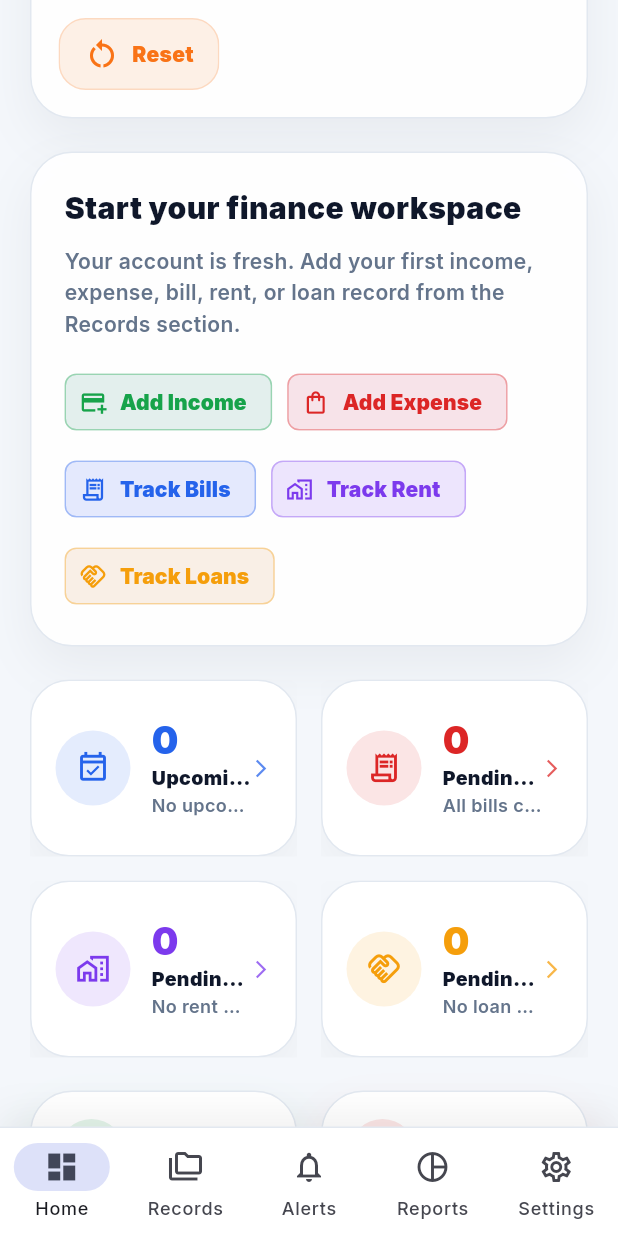
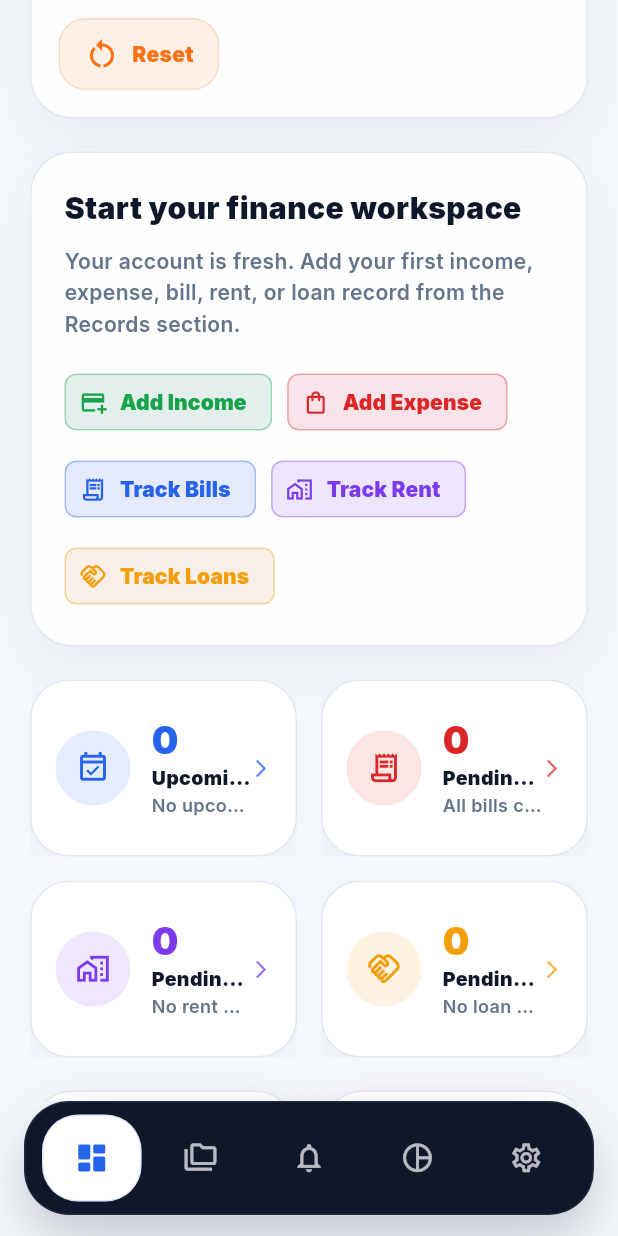
Before and after one commit to MSohail955/budget_home_portal, a Flutter app: the MainShellScreen screen opened by its route, scrolled down 1152 dp, on a phone screen of 412 x 824 dp. Run offline on Flutter 3.47's test engine with Material 3 defaults, Android fonts, the phone set to English and light mode, and no system bars; our stand-ins replace fl_chart, flutter_secure_storage, go_router, google_fonts; missing offline and left inert: dart:html; accounts and stored records are empty.

Commit message:
style(ui): improve dashboard settings and navigation UX

```diff
--- a/lib/features/dashboard/presentation/main_shell_screen.dart
+++ b/lib/features/dashboard/presentation/main_shell_screen.dart
@@ -88,7 +88,9 @@ class _MainShellScreenState extends State<MainShellScreen> {
             today.day >= reminder.rentReminderStartDay &&
             today.day <= reminder.rentReminderEndDay;
 
-        if (left < 0 || left <= reminder.remindBeforeDays || isCollectionWindow) {
+        if (left < 0 ||
+            left <= reminder.remindBeforeDays ||
+            isCollectionWindow) {
           count++;
         }
       }
@@ -135,70 +137,179 @@ class _MainShellScreenState extends State<MainShellScreen> {
     ];
 
     return Scaffold(
-      backgroundColor: const Color(0xFFF8FAFC),
-      extendBody: false,
+      backgroundColor: const Color(0xFFF4F7FB),
+      extendBody: true,
       body: IndexedStack(
         index: selectedIndex,
         children: pages,
       ),
       bottomNavigationBar: SafeArea(
         top: false,
-        child: Container(
+        minimum: const EdgeInsets.fromLTRB(16, 0, 16, 14),
+        child: _PremiumBottomNavigation(
+          selectedIndex: selectedIndex,
+          alertCount: alertCount,
+          onChanged: changeTab,
+        ),
+      ),
+    );
+  }
+}
+
+class _PremiumBottomNavigation extends StatelessWidget {
+  const _PremiumBottomNavigation({
+    required this.selectedIndex,
+    required this.alertCount,
+    required this.onChanged,
+  });
+
+  final int selectedIndex;
+  final int alertCount;
+  final ValueChanged<int> onChanged;
+
+  @override
+  Widget build(BuildContext context) {
+    final items = [
+      _NavItem(
+        label: 'Home',
+        icon: Icons.dashboard_outlined,
+        selectedIcon: Icons.dashboard_rounded,
+        color: const Color(0xFF2563EB),
+      ),
+      _NavItem(
+        label: 'Records',
+        icon: Icons.folder_copy_outlined,
+        selectedIcon: Icons.folder_copy_rounded,
+        color: const Color(0xFF16A34A),
+      ),
+      _NavItem(
+        label: 'Alerts',
+        icon: Icons.notifications_none_outlined,
+        selectedIcon: Icons.notifications_rounded,
+        color: const Color(0xFFF59E0B),
+        badgeCount: alertCount,
+      ),
+      _NavItem(
+        label: 'Reports',
+        icon: Icons.pie_chart_outline,
+        selectedIcon: Icons.pie_chart_rounded,
+        color: const Color(0xFF7C3AED),
+      ),
+      _NavItem(
+        label: 'Settings',
+        icon: Icons.settings_outlined,
+        selectedIcon: Icons.settings_rounded,
+        color: const Color(0xFF0F172A),
+      ),
+    ];
+
+    return Container(
+      padding: const EdgeInsets.all(8),
       decoration: BoxDecoration(
-            color: Colors.white,
-            border: const Border(
-              top: BorderSide(
-                color: Color(0xFFE2E8F0),
-                width: 1,
-              ),
+        color: const Color(0xFF0F172A),
+        borderRadius: BorderRadius.circular(30),
+        border: Border.all(
+          color: Colors.white.withOpacity(0.08),
         ),
         boxShadow: [
           BoxShadow(
-                color: Colors.black.withOpacity(0.06),
-                blurRadius: 20,
-                offset: const Offset(0, -8),
+            color: const Color(0xFF0F172A).withOpacity(0.20),
+            blurRadius: 30,
+            offset: const Offset(0, 16),
           ),
         ],
       ),
-          child: NavigationBar(
-            backgroundColor: Colors.white,
-            elevation: 0,
-            height: 72,
-            selectedIndex: selectedIndex,
-            onDestinationSelected: changeTab,
-            destinations: [
-              const NavigationDestination(
-                icon: Icon(Icons.dashboard_outlined),
-                selectedIcon: Icon(Icons.dashboard),
-                label: 'Home',
+      child: LayoutBuilder(
+        builder: (context, constraints) {
+          final compact = constraints.maxWidth < 560;
+
+          return Row(
+            children: [
+              for (int index = 0; index < items.length; index++)
+                Expanded(
+                  child: _PremiumNavButton(
+                    item: items[index],
+                    selected: selectedIndex == index,
+                    compact: compact,
+                    onTap: () => onChanged(index),
                   ),
-              const NavigationDestination(
-                icon: Icon(Icons.folder_copy_outlined),
-                selectedIcon: Icon(Icons.folder_copy),
-                label: 'Records',
-              ),
-              NavigationDestination(
-                icon: _AlertNavIcon(
-                  count: alertCount,
-                  selected: false,
-                ),
-                selectedIcon: _AlertNavIcon(
-                  count: alertCount,
-                  selected: true,
-                ),
-                label: 'Alerts',
-              ),
-              const NavigationDestination(
-                icon: Icon(Icons.pie_chart_outline),
-                selectedIcon: Icon(Icons.pie_chart),
-                label: 'Reports',
-              ),
-              const NavigationDestination(
-                icon: Icon(Icons.settings_outlined),
-                selectedIcon: Icon(Icons.settings),
-                label: 'Settings',
                 ),
             ],
+          );
+        },
+      ),
+    );
+  }
+}
+
+class _PremiumNavButton extends StatelessWidget {
+  const _PremiumNavButton({
+    required this.item,
+    required this.selected,
+    required this.compact,
+    required this.onTap,
+  });
+
+  final _NavItem item;
+  final bool selected;
+  final bool compact;
+  final VoidCallback onTap;
+
+  @override
+  Widget build(BuildContext context) {
+    final icon = selected ? item.selectedIcon : item.icon;
+
+    return Padding(
+      padding: const EdgeInsets.symmetric(horizontal: 3),
+      child: Material(
+        color: Colors.transparent,
+        borderRadius: BorderRadius.circular(24),
+        child: InkWell(
+          onTap: onTap,
+          borderRadius: BorderRadius.circular(24),
+          child: AnimatedContainer(
+            duration: const Duration(milliseconds: 220),
+            curve: Curves.easeOutCubic,
+            height: 58,
+            padding: EdgeInsets.symmetric(
+              horizontal: selected && !compact ? 12 : 8,
+              vertical: 8,
+            ),
+            decoration: BoxDecoration(
+              color: selected ? Colors.white : Colors.transparent,
+              borderRadius: BorderRadius.circular(24),
+              border: Border.all(
+                color: selected
+                    ? item.color.withOpacity(0.16)
+                    : Colors.transparent,
+              ),
+            ),
+            child: Row(
+              mainAxisAlignment: MainAxisAlignment.center,
+              children: [
+                _NavIconWithBadge(
+                  icon: icon,
+                  color: selected ? item.color : Colors.white70,
+                  badgeCount: item.badgeCount,
+                  selected: selected,
+                ),
+                if (selected && !compact) ...[
+                  const SizedBox(width: 8),
+                  Flexible(
+                    child: Text(
+                      item.label,
+                      maxLines: 1,
+                      overflow: TextOverflow.ellipsis,
+                      style: TextStyle(
+                        color: item.color,
+                        fontSize: 13,
+                        fontWeight: FontWeight.w900,
+                      ),
+                    ),
+                  ),
+                ],
+              ],
+            ),
           ),
         ),
       ),
@@ -206,29 +317,35 @@ class _MainShellScreenState extends State<MainShellScreen> {
   }
 }
 
-class _AlertNavIcon extends StatelessWidget {
-  const _AlertNavIcon({
-    required this.count,
+class _NavIconWithBadge extends StatelessWidget {
+  const _NavIconWithBadge({
+    required this.icon,
+    required this.color,
+    required this.badgeCount,
     required this.selected,
   });
 
-  final int count;
+  final IconData icon;
+  final Color color;
+  final int badgeCount;
   final bool selected;
 
   @override
   Widget build(BuildContext context) {
-    final displayCount = count > 99 ? '99+' : count.toString();
+    final displayCount = badgeCount > 99 ? '99+' : badgeCount.toString();
 
     return Stack(
       clipBehavior: Clip.none,
       children: [
         Icon(
-          selected ? Icons.notifications : Icons.notifications_none_outlined,
+          icon,
+          color: color,
+          size: selected ? 24 : 23,
         ),
-        if (count > 0)
+        if (badgeCount > 0)
           Positioned(
-            right: -9,
-            top: -7,
+            right: -11,
+            top: -9,
             child: Container(
               padding: const EdgeInsets.symmetric(
                 horizontal: 5,
@@ -238,7 +355,7 @@ class _AlertNavIcon extends StatelessWidget {
                 color: const Color(0xFFDC2626),
                 borderRadius: BorderRadius.circular(20),
                 border: Border.all(
-                  color: Colors.white,
+                  color: selected ? Colors.white : const Color(0xFF0F172A),
                   width: 1.5,
                 ),
               ),
@@ -262,3 +379,19 @@ class _AlertNavIcon extends StatelessWidget {
     );
   }
 }
+
+class _NavItem {
+  const _NavItem({
+    required this.label,
+    required this.icon,
+    required this.selectedIcon,
+    required this.color,
+    this.badgeCount = 0,
+  });
+
+  final String label;
+  final IconData icon;
+  final IconData selectedIcon;
+  final Color color;
+  final int badgeCount;
+}
```
Lines whose indentation alone changed are shown as unchanged.
